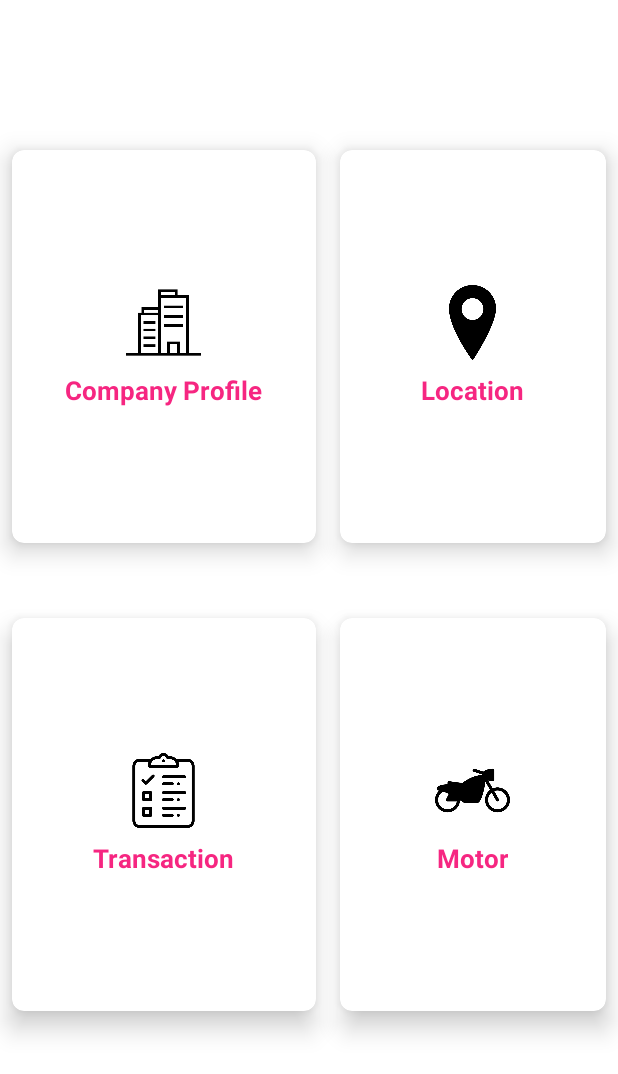
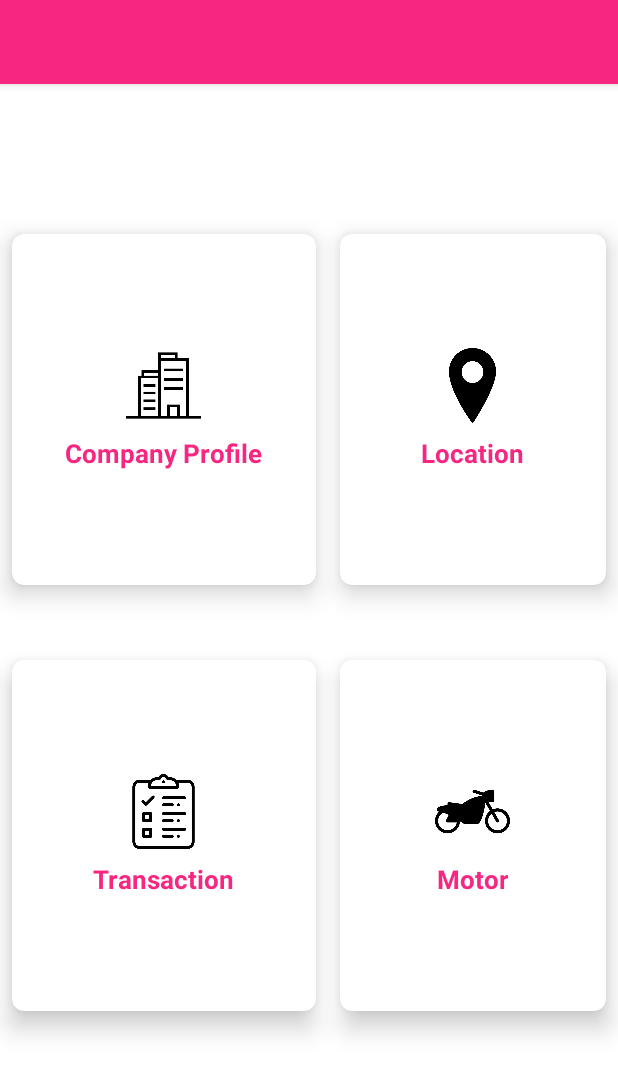
Before and after one commit to Josephyubileow/PBP_UAS_KEL_A, an Android app: the layout activity_home.xml on its own in the app's theme, with its tools: preview values and no code run, on a phone screen of 412 x 824 dp. Shown: the top 1074 px of the screen. Run offline under Robolectric (Android 15) with nearby library versions, the phone set to English and light mode, and no system bars.

Commit message:
second commit

```diff
--- a/app/src/main/java/com/josephyubileo/pbp_uas_kel_a/HomeActivity.java
+++ b/app/src/main/java/com/josephyubileo/pbp_uas_kel_a/HomeActivity.java
@@ -3,6 +3,7 @@ package com.josephyubileo.pbp_uas_kel_a;
 import android.os.Bundle;
 
 import androidx.appcompat.app.AppCompatActivity;
+import androidx.appcompat.widget.Toolbar;
 import androidx.drawerlayout.widget.DrawerLayout;
 import androidx.navigation.NavController;
 import androidx.navigation.Navigation;
@@ -20,6 +21,8 @@ public class HomeActivity extends AppCompatActivity {
         setContentView(R.layout.activity_home);
         DrawerLayout drawer = findViewById(R.id.sidebar_drawer);
         NavigationView navigationView = findViewById(R.id.nav_view);
+        Toolbar toolbar = findViewById(R.id.toolbar);
+        setSupportActionBar(toolbar);
         mAC = new AppBarConfiguration.Builder(
                 R.id.nav_profile)
                 .setDrawerLayout(drawer)
--- a/app/src/main/java/com/josephyubileo/pbp_uas_kel_a/MainActivity.java
+++ b/app/src/main/java/com/josephyubileo/pbp_uas_kel_a/MainActivity.java
@@ -34,6 +34,10 @@ public class MainActivity extends AppCompatActivity {
                     Intent login = new Intent(MainActivity.this, LoginActivity.class);
                     startActivity(login);
                 }
+                else{
+                    Intent homeIntent = new Intent(MainActivity.this, HomeActivity.class);
+                    startActivity(homeIntent);
+                }
                 finish();
             }
         },SPLASH_TIME_OUT);
--- a/app/src/main/res/layout/activity_home.xml
+++ b/app/src/main/res/layout/activity_home.xml
@@ -5,6 +5,7 @@
     android:id="@+id/sidebar_drawer"
     android:layout_width="match_parent"
     android:layout_height="match_parent"
+    android:fitsSystemWindows="true"
     tools:openDrawer="start">
 
     <include
--- a/app/src/main/res/layout/app_bar_main.xml
+++ b/app/src/main/res/layout/app_bar_main.xml
@@ -1,13 +1,28 @@
 <?xml version="1.0" encoding="utf-8"?>
-<androidx.constraintlayout.widget.ConstraintLayout xmlns:android="http://schemas.android.com/apk/res/android"
+<androidx.coordinatorlayout.widget.CoordinatorLayout xmlns:android="http://schemas.android.com/apk/res/android"
     xmlns:app="http://schemas.android.com/apk/res-auto"
     xmlns:tools="http://schemas.android.com/tools"
     android:layout_width="match_parent"
     android:layout_height="match_parent"
     tools:context=".HomeActivity"
-    android:background="#fff"
+    android:background="#fff">
 
-    tools:showIn="@layout/fragment_dashboard">
+
 
     <include layout="@layout/content_main" />
-</androidx.constraintlayout.widget.ConstraintLayout>
+    <com.google.android.material.appbar.AppBarLayout
+        android:layout_width="match_parent"
+        android:layout_height="wrap_content"
+        android:theme="@style/AppTheme.AppBarOverlay"
+        android:background="@color/pink">
+
+        <androidx.appcompat.widget.Toolbar
+            android:id="@+id/toolbar"
+            android:layout_width="match_parent"
+            android:layout_height="?attr/actionBarSize"
+            android:background="@color/pink"
+            app:popupTheme="@style/AppTheme.PopupOverlay" >
+
+        </androidx.appcompat.widget.Toolbar>
+    </com.google.android.material.appbar.AppBarLayout>
+</androidx.coordinatorlayout.widget.CoordinatorLayout>
--- a/app/src/main/res/values/styles.xml
+++ b/app/src/main/res/values/styles.xml
@@ -1,10 +1,19 @@
 <resources>
     <!-- Base application theme. -->
-    <style name="AppTheme" parent="Theme.AppCompat.Light.DarkActionBar">
+    <style name="AppTheme" parent="Theme.MaterialComponents.DayNight.NoActionBar">
         <!-- Customize your theme here. -->
         <item name="colorPrimary">@color/colorPrimary</item>
         <item name="colorPrimaryDark">@color/colorPrimaryDark</item>
         <item name="colorAccent">@color/colorAccent</item>
     </style>
 
+    <style name="AppTheme.NoActionBar">
+        <item name="windowActionBar">false</item>
+        <item name="windowNoTitle">true</item>
+    </style>
+
+    <style name="AppTheme.AppBarOverlay" parent="ThemeOverlay.AppCompat.Dark.ActionBar" />
+
+    <style name="AppTheme.PopupOverlay" parent="ThemeOverlay.AppCompat.Light" />
+
 </resources>
```
Also changed, not shown: app/src/main/java/com/josephyubileo/pbp_uas_kel_a/LoginActivity.java (+13 -5 lines), app/src/main/java/com/josephyubileo/pbp_uas_kel_a/SignOutFragment.java (+8 -1 lines).
